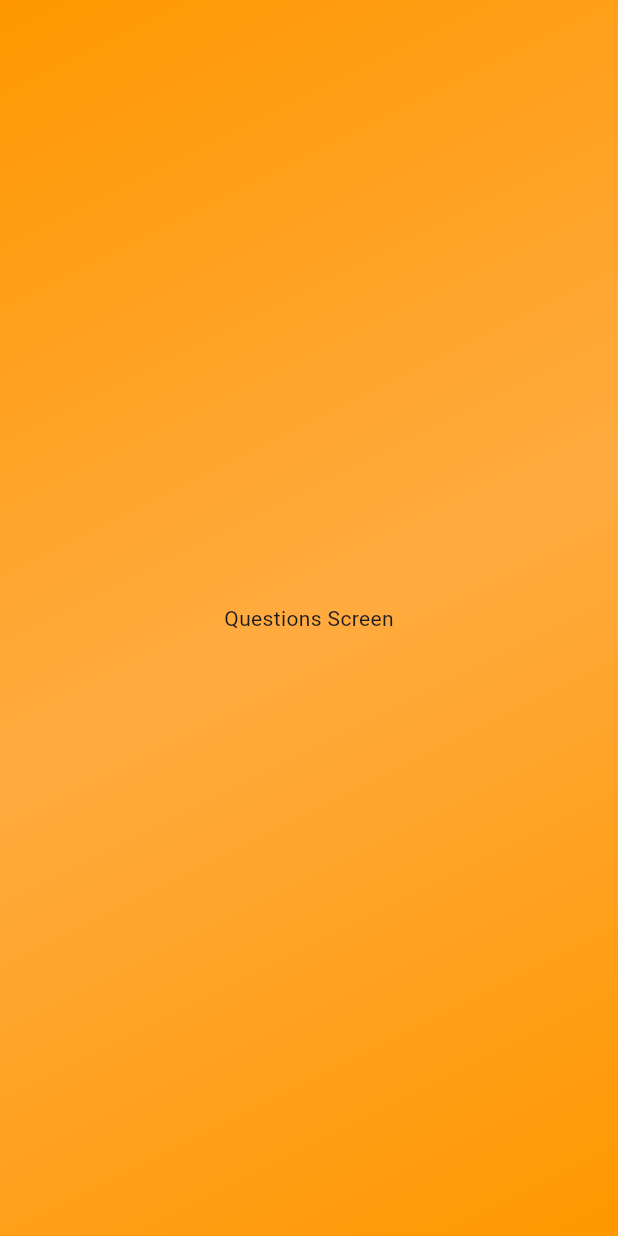
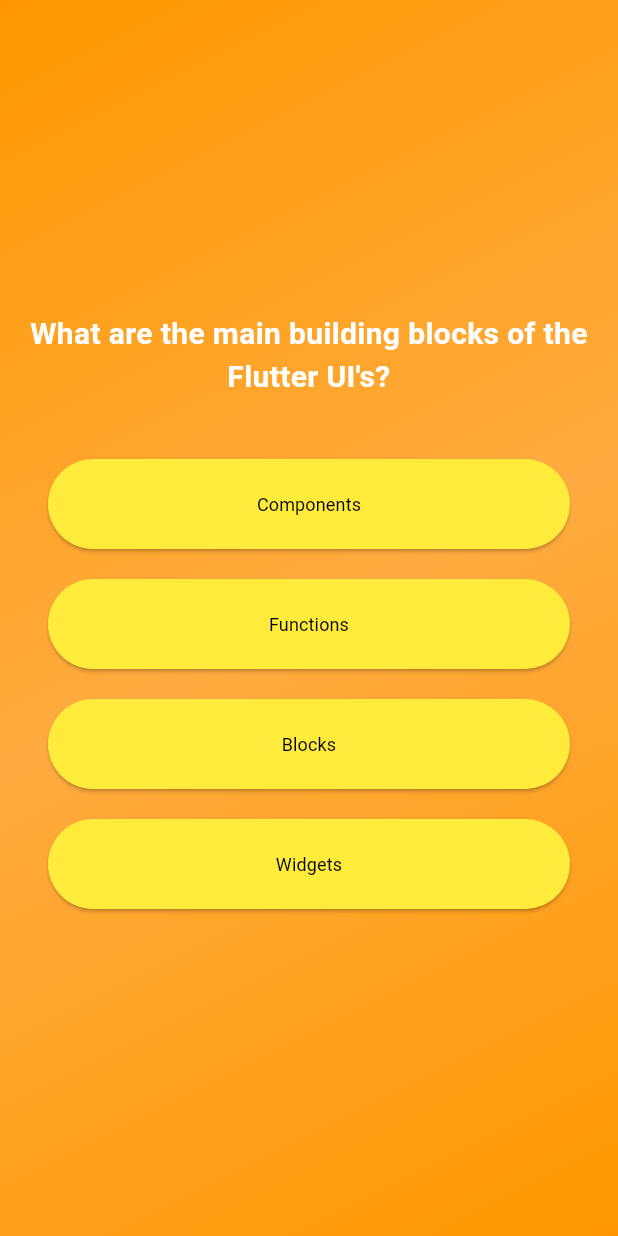
Before and after one commit to KISHORE-KUMAR-S/Quiz-Application, a Flutter app: the screen it shows after launch, after a tap on "Start Quiz", on a phone screen of 412 x 824 dp. Run offline on Flutter 3.47's test engine with Material 3 defaults, Android fonts, the phone set to English and light mode, and no system bars; our stand-ins replace google_fonts.

Commit message:
Quiz Application using Flutter

```diff
--- /dev/null
+++ b/lib/answer_button.dart
@@ -0,0 +1,34 @@
+import 'package:flutter/material.dart';
+import 'package:google_fonts/google_fonts.dart';
+
+class AnswerButton extends StatelessWidget {
+  const AnswerButton({super.key, required this.answer, required this.onTap});
+
+  final String answer;
+  final void Function() onTap;
+
+  @override
+  Widget build(BuildContext context) {
+    return Container(
+      margin: const EdgeInsets.symmetric(horizontal: 16, vertical: 10),
+      child: ElevatedButton(
+        onPressed: onTap,
+        style: ElevatedButton.styleFrom(
+          padding: const EdgeInsets.symmetric(
+            horizontal: 40,
+          ),
+          backgroundColor: Colors.yellow,
+          fixedSize: const Size(double.infinity, 60),
+        ),
+        child: Text(
+          answer,
+          textAlign: TextAlign.center,
+          style: GoogleFonts.craftyGirls(
+              color: Colors.black,
+              fontWeight: FontWeight.normal,
+              fontSize: 12.0),
+        ),
+      ),
+    );
+  }
+}
--- /dev/null
+++ b/lib/data/quiz.dart
@@ -0,0 +1,53 @@
+import 'package:quiz_app/models/quiz_questions.dart';
+
+const quiz = [
+  QuizQuestion(
+    'What are the main building blocks of the Flutter UI\'s?',
+    ['Widgets', 'Components', 'Blocks', 'Functions'],
+  ),
+  QuizQuestion(
+    'How are Flutter UI\'s built?',
+    [
+      'By combining widgets in code',
+      'By combining widgets in a visual editor',
+      'By defining widgets in config files',
+      'By using XCode for iOS and Android Studio for Android',
+    ],
+  ),
+  QuizQuestion(
+    'What\'s the purpose of a StatefulWidget?',
+    [
+      'Update UI as data changes',
+      'Update data as UI changes',
+      'Ignore data changes',
+      'Render UI that does not depend on data',
+    ],
+  ),
+  QuizQuestion(
+    'Which widget should you try to use more often: StatelessWidget or StatefulWidget?',
+    [
+      'StatelessWidget',
+      'StatefulWidget',
+      'Both are equally good',
+      'None of the above',
+    ],
+  ),
+  QuizQuestion(
+    'What happens if you change data in a StatelessWidget?',
+    [
+      'The UI is not updated',
+      'The UI is updated',
+      'The closest StatefulWidget is updated',
+      'Any nested StatefulWidgets are updated',
+    ],
+  ),
+  QuizQuestion(
+    'How should you update data inside of StatefulWidgets?',
+    [
+      'By calling setState()',
+      'By calling updateData()',
+      'By calling updateUI()',
+      'By calling updateState()',
+    ],
+  ),
+];
--- a/lib/home.dart
+++ b/lib/home.dart
@@ -1,4 +1,5 @@
 import 'package:flutter/material.dart';
+import 'package:google_fonts/google_fonts.dart';
 import 'package:quiz_app/text_style.dart';
 
 class Home extends StatelessWidget {
@@ -39,9 +40,12 @@ class Home extends StatelessWidget {
             onPressed: () {
               startQuiz(); //Or onPressed: startQuiz,
             },
-            label: const Text(
+            label: Text(
               'Start Quiz',
-              style: TextStyle(color: Colors.white),
+              style: GoogleFonts.craftyGirls(
+                color: Colors.white,
+                fontWeight: FontWeight.bold,
+              ),
             ),
           )
         ],
--- a/lib/main.dart
+++ b/lib/main.dart
@@ -11,5 +11,5 @@ void main() {
         systemNavigationBarDividerColor: Colors.orange),
   );
 
-  runApp(Quiz());
+  runApp(const Quiz());
 }
--- /dev/null
+++ b/lib/models/quiz_questions.dart
@@ -0,0 +1,12 @@
+class QuizQuestion {
+  const QuizQuestion(this.text, this.answers); // constructor
+
+  final String text;
+  final List<String> answers;
+
+  List<String> getShuffledChoices() {
+    final shuffledList = List.of(answers);
+    shuffledList.shuffle();
+    return shuffledList;
+  }
+}
--- a/lib/questions_screen.dart
+++ b/lib/questions_screen.dart
@@ -1,7 +1,12 @@
 import 'package:flutter/material.dart';
+import 'package:google_fonts/google_fonts.dart';
+import 'package:quiz_app/answer_button.dart';
+import 'package:quiz_app/data/quiz.dart';
 
 class Questions extends StatefulWidget {
-  const Questions({super.key});
+  const Questions({super.key, required this.onSelectAnswer});
+
+  final void Function(String answer) onSelectAnswer;
 
   @override
   State<StatefulWidget> createState() {
@@ -10,8 +15,54 @@ class Questions extends StatefulWidget {
 }
 
 class _QuestionsState extends State<Questions> {
+  var currentQuestionIndex = 0;
+
+  void answerQuestion(String answer) {
+    widget.onSelectAnswer(answer);
+
+    setState(() {
+      currentQuestionIndex++;
+    });
+  }
+
   @override
   Widget build(BuildContext context) {
-    return const Center(child: Text('Questions Screen'));
+    final currentQuestion = quiz[currentQuestionIndex];
+
+    return Padding(
+      padding: const EdgeInsets.all(16.0),
+      child: SizedBox(
+        width: double.infinity,
+        child: Column(
+          mainAxisAlignment: MainAxisAlignment.center,
+          crossAxisAlignment: CrossAxisAlignment.stretch,
+          children: [
+            Text(
+              currentQuestion.text,
+              textAlign: TextAlign.center,
+              style: GoogleFonts.craftyGirls(
+                  color: Colors.white,
+                  fontSize: 20.0,
+                  fontWeight: FontWeight.bold),
+            ),
+            const SizedBox(
+              height: 30.0,
+            ),
+            ...currentQuestion.getShuffledChoices().map(
+                  (answer) => AnswerButton(
+                      answer: answer, onTap: () => answerQuestion(answer)),
+                ),
+
+            // ...currentQuestion.answers.map((item) {
+            //   return AnswerButton(answer: item, onTap: () {});
+            // }), //For ordered choices
+            // AnswerButton(answer: currentQuestion.answers[0], onTap: () {}),
+            // AnswerButton(answer: currentQuestion.answers[1], onTap: () {}),
+            // AnswerButton(answer: currentQuestion.answers[2], onTap: () {}),
+            // AnswerButton(answer: currentQuestion.answers[3], onTap: () {}),
+          ],
+        ),
+      ),
+    );
   }
 }
--- a/lib/quiz.dart
+++ b/lib/quiz.dart
@@ -1,6 +1,8 @@
 import 'package:flutter/material.dart';
+import 'package:quiz_app/data/quiz.dart';
 import 'package:quiz_app/home.dart';
 import 'package:quiz_app/questions_screen.dart';
+import 'package:quiz_app/results.dart';
 
 class Quiz extends StatefulWidget {
   const Quiz({super.key});
@@ -12,23 +14,53 @@ class Quiz extends StatefulWidget {
 }
 
 class _QuizState extends State<Quiz> {
+  //Method 1
   //Widgets are objects and objects are regular values in Dart (so we can use var instead of Widgets)
-  Widget? activeScreen;
+  // Widget? activeScreen;
 
-  @override
-  void initState() {
-    activeScreen = Home(switchScreen);
-    super.initState();
-  }
+  // @override
+  // void initState() {
+  //   activeScreen = Home(switchScreen);
+  //   super.initState();
+  // }
+
+  // void switchScreen() {
+  //   setState(() {
+  //     activeScreen = const Questions();
+  //   });
+  // }
+
+  //Method 2
+  var activeScreen = 'home-screen';
+
+  List<String> selectedAnswers = [];
 
   void switchScreen() {
     setState(() {
-      activeScreen = const Questions();
+      activeScreen = 'questions-screen';
     });
+  }
+
+  void chooseAnswer(String answer) {
+    selectedAnswers.add(answer);
+
+    if (selectedAnswers.length == quiz.length) {
+      setState(() {
+        activeScreen = 'results-screen';
+      });
+    }
   }
 
   @override
   Widget build(BuildContext context) {
+    final screenWidget = activeScreen == 'home-screen'
+        ? Home(switchScreen)
+        : (activeScreen == 'results-screen')
+            ? Results(
+                chosenAnswers: selectedAnswers,
+              )
+            : Questions(onSelectAnswer: chooseAnswer); //Method 3
+
     return MaterialApp(
       debugShowCheckedModeBanner: false,
       home: Scaffold(
@@ -44,7 +76,11 @@ class _QuizState extends State<Quiz> {
               ],
             ),
           ),
-          child: activeScreen,
+          // child: activeScreen,   //Method 1
+          // child: activeScreen == 'home-screen'
+          //     ? Home(switchScreen)               //Method 2
+          //     : const Questions(),
+          child: screenWidget, //Method 3
         ),
       ),
     );
--- a/lib/text_style.dart
+++ b/lib/text_style.dart
@@ -1,5 +1,7 @@
 import 'package:flutter/material.dart';
+import 'package:google_fonts/google_fonts.dart';
 
+// ignore: must_be_immutable
 class StyledText extends StatelessWidget {
   String text;
 
@@ -9,11 +11,12 @@ class StyledText extends StatelessWidget {
   Widget build(BuildContext context) {
     return Text(
       text,
-      style: const TextStyle(
-          color: Colors.white,
-          fontSize: 20.0,
-          fontWeight: FontWeight.w500,
-          fontStyle: FontStyle.italic),
+      style: GoogleFonts.craftyGirls(
+        color: Colors.white,
+        fontSize: 20.0,
+        fontWeight: FontWeight.bold,
+        fontStyle: FontStyle.italic,
+      ),
     );
   }
 }
--- a/pubspec.yaml
+++ b/pubspec.yaml
@@ -35,6 +35,7 @@ dependencies:
   # The following adds the Cupertino Icons font to your application.
   # Use with the CupertinoIcons class for iOS style icons.
   cupertino_icons: ^1.0.2
+  google_fonts: ^6.1.0
 
 dev_dependencies:
   flutter_test:
```
Also changed, not shown: lib/questions_summary.dart (added, +39 -0 lines), lib/results.dart (added, +66 -0 lines), pubspec.lock, 2 other files.
